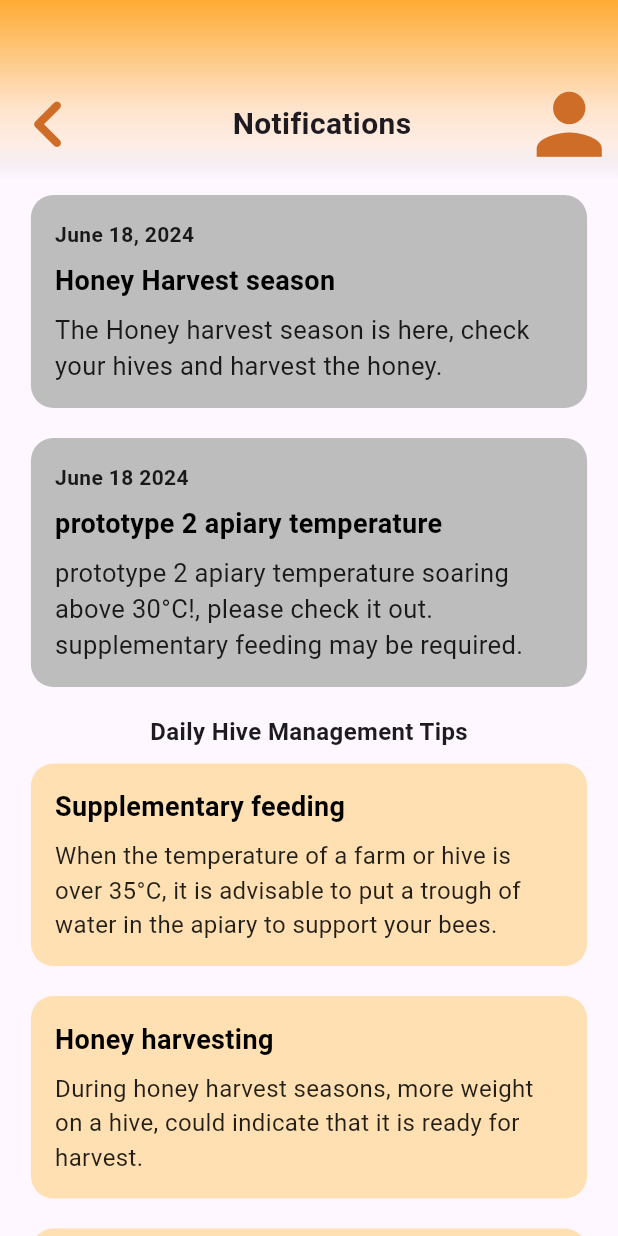
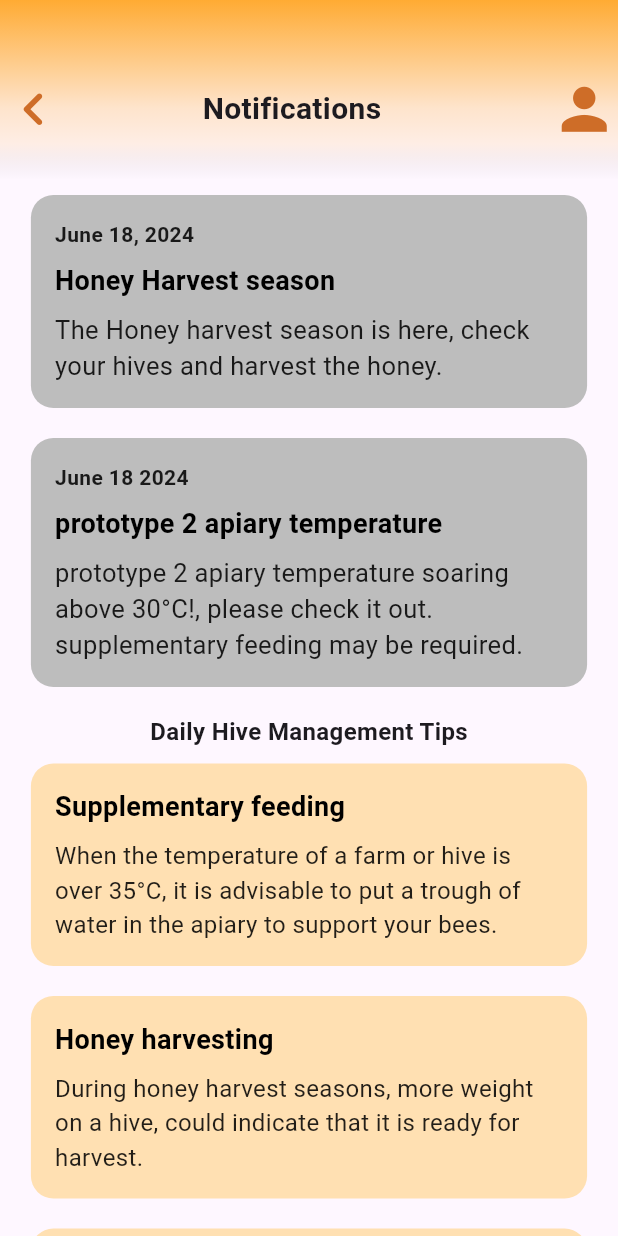
Before and after one commit to Karagwa/farmer_app, a Flutter app: the Notifications screen opened directly, on a phone screen of 412 x 824 dp. Run offline on Flutter 3.47's test engine with Material 3 defaults, Android fonts, the phone set to English and light mode, and no system bars; our stand-ins replace cached_network_image, carousel_slider, chewie, cross_file, fl_chart, flutter_local_notifications and 16 more; missing offline and left inert: flutter_background_service, flutter_background_service_android, flutter_echarts, tflite_flutter; accounts and stored records are empty; Roboto replaces fonts that are missing (Sans).

Commit message:
corrected the notications screen

```diff
--- a/lib/Notifications.dart
+++ b/lib/Notifications.dart
@@ -52,7 +52,7 @@ class _NotificationsState extends State<Notifications> {
                                     child: const Icon(
                                       Icons.chevron_left_rounded,
                                       color: Color.fromARGB(255, 206, 109, 40),
-                                      size: 65,
+                                      size: 45,
                                     ),
                                   ),
                                   const SizedBox(
@@ -69,7 +69,7 @@ class _NotificationsState extends State<Notifications> {
                                   const Icon(
                                     Icons.person,
                                     color: Color.fromARGB(255, 206, 109, 40),
-                                    size: 65,
+                                    size: 45,
                                   ),
                                 ],
                               ),
```
